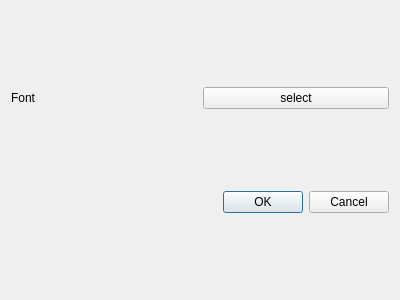
This is qt/standalone/config.ui in 9ParsonsB/florence as Qt 5 draws it before an edit. The edited form follows.
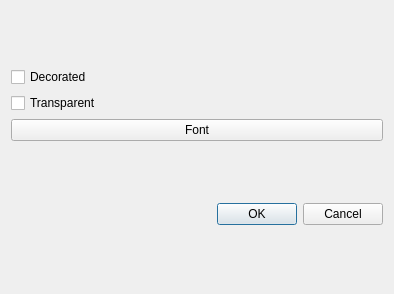
This is the edited form.

Commit message: Add Transparent and decorated settings options in Qt standalone

```diff
--- a/qt/standalone/config.ui
+++ b/qt/standalone/config.ui
@@ -6,8 +6,8 @@
    <rect>
     <x>0</x>
     <y>0</y>
-    <width>400</width>
-    <height>300</height>
+    <width>394</width>
+    <height>294</height>
    </rect>
   </property>
   <property name="windowTitle">
@@ -15,18 +15,25 @@
   </property>
   <layout class="QVBoxLayout" name="verticalLayout_2">
    <item>
-    <layout class="QGridLayout" name="gridLayout">
-     <item row="0" column="0">
-      <widget class="QLabel" name="fontLabel">
+    <layout class="QVBoxLayout" name="verticalLayout">
+     <item>
+      <widget class="QCheckBox" name="decorated">
        <property name="text">
-        <string>Font</string>
+        <string>Decorated</string>
        </property>
       </widget>
      </item>
-     <item row="0" column="1">
+     <item>
+      <widget class="QCheckBox" name="transparent">
+       <property name="text">
+        <string>Transparent</string>
+       </property>
+      </widget>
+     </item>
+     <item>
       <widget class="QPushButton" name="font">
        <property name="text">
-        <string>select</string>
+        <string>Font</string>
        </property>
       </widget>
      </item>
```
The commit also changes 6 other files.
